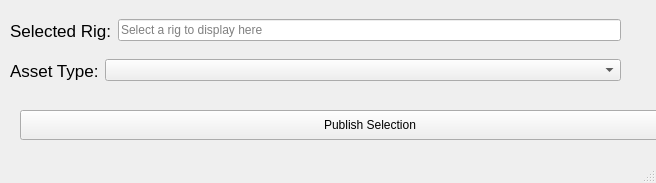
This is aspenTools/python/source/aspen/blender/rigging/publish_rig/publishRig.ui in StudioAspen/Aspen-2025-2026 as Qt 5 draws it before an edit. The edited form follows.
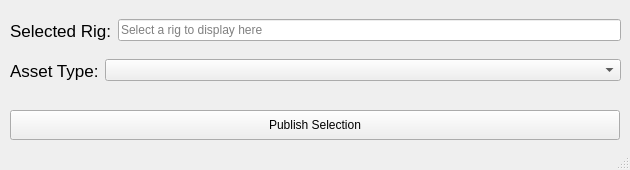
This is the edited form.

What changed in the file:
```diff
--- a/aspenTools/python/source/aspen/blender/rigging/publish_rig/publishRig.ui
+++ b/aspenTools/python/source/aspen/blender/rigging/publish_rig/publishRig.ui
@@ -6,10 +6,22 @@
    <rect>
     <x>0</x>
     <y>0</y>
-    <width>656</width>
-    <height>183</height>
+    <width>630</width>
+    <height>170</height>
    </rect>
   </property>
+  <property name="minimumSize">
+   <size>
+    <width>630</width>
+    <height>170</height>
+   </size>
+  </property>
+  <property name="maximumSize">
+   <size>
+    <width>630</width>
+    <height>170</height>
+   </size>
+  </property>
   <property name="windowTitle">
    <string>MainWindow</string>
   </property>
@@ -85,15 +97,29 @@
    <widget class="QPushButton" name="publish_selection_button">
     <property name="geometry">
      <rect>
-      <x>20</x>
+      <x>10</x>
       <y>110</y>
-      <width>700</width>
+      <width>610</width>
       <height>30</height>
      </rect>
     </property>
+    <property name="minimumSize">
+     <size>
+      <width>550</width>
+      <height>0</height>
+     </size>
+    </property>
+    <property name="maximumSize">
+     <size>
+      <width>610</width>
+      <height>16777215</height>
+     </size>
+    </property>
     <property name="font">
      <font>
+      <bold>false</bold>
       <strikeout>false</strikeout>
+      <kerning>true</kerning>
      </font>
     </property>
     <property name="text">
```
Left out of the diff: 12 changed lines with no effect on the pictures.
